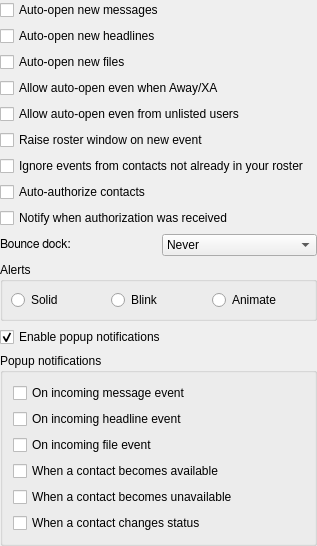
mblsha/psi, file src/options/opt_events.ui: the form before one commit.
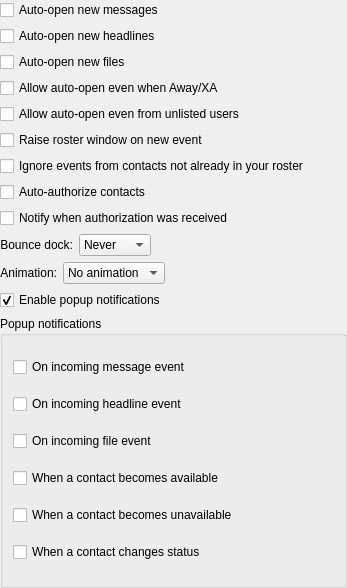
The form after the commit.

Commit message: Changed animation groupbox to combobox. Thanks to Martin H.

The edit to the form file:
```diff
--- a/src/options/opt_events.ui
+++ b/src/options/opt_events.ui
@@ -8,8 +8,8 @@
    <rect>
     <x>0</x>
     <y>0</y>
-    <width>317</width>
-    <height>513</height>
+    <width>347</width>
+    <height>588</height>
    </rect>
   </property>
   <property name="windowTitle" >
@@ -96,7 +96,13 @@
      <item>
       <widget class="QLabel" name="lb_bounce" >
        <property name="text" >
-        <string>&lt;html>&lt;head>&lt;meta name=&quot;qrichtext&quot; content=&quot;1&quot; />&lt;/head>&lt;body style=&quot; white-space: pre-wrap; font-family:FreeSans; font-weight:400; font-style:normal; text-decoration:none;&quot;>&lt;p style=&quot; margin-top:0px; margin-bottom:0px; margin-left:0px; margin-right:0px; -qt-block-indent:0; text-indent:0px;&quot;>Bounce dock:&lt;/p>&lt;/body>&lt;/html></string>
+        <string>Bounce dock:</string>
+       </property>
+       <property name="alignment" >
+        <set>Qt::AlignRight|Qt::AlignTrailing|Qt::AlignVCenter</set>
+       </property>
+       <property name="buddy" >
+        <cstring>cb_bounce</cstring>
        </property>
       </widget>
      </item>
@@ -119,43 +125,75 @@
        </item>
       </widget>
      </item>
+     <item>
+      <spacer>
+       <property name="orientation" >
+        <enum>Qt::Horizontal</enum>
+       </property>
+       <property name="sizeHint" >
+        <size>
+         <width>174</width>
+         <height>20</height>
+        </size>
+       </property>
+      </spacer>
+     </item>
     </layout>
    </item>
    <item>
-    <widget class="QGroupBox" name="gb_alerts" >
-     <property name="title" >
-      <string>Alerts</string>
-     </property>
      <layout class="QHBoxLayout" >
       <property name="margin" >
-       <number>8</number>
+      <number>0</number>
       </property>
       <property name="spacing" >
        <number>6</number>
       </property>
       <item>
-       <widget class="QRadioButton" name="rb_aSolid" >
+      <widget class="QLabel" name="lb_animation" >
         <property name="text" >
-         <string>Solid</string>
+        <string>Animation:</string>
+       </property>
+       <property name="alignment" >
+        <set>Qt::AlignRight|Qt::AlignTrailing|Qt::AlignVCenter</set>
+       </property>
+       <property name="buddy" >
+        <cstring>cb_animation</cstring>
         </property>
        </widget>
       </item>
       <item>
-       <widget class="QRadioButton" name="rb_aBlink" >
+      <widget class="QComboBox" name="cb_animation" >
+       <item>
+        <property name="text" >
+         <string>No animation</string>
+        </property>
+       </item>
+       <item>
         <property name="text" >
          <string>Blink</string>
         </property>
-       </widget>
       </item>
       <item>
-       <widget class="QRadioButton" name="rb_aAnimate" >
         <property name="text" >
          <string>Animate</string>
         </property>
-       </widget>
-      </item>
-     </layout>
-    </widget>
+       </item>
+      </widget>
+     </item>
+     <item>
+      <spacer>
+       <property name="orientation" >
+        <enum>Qt::Horizontal</enum>
+       </property>
+       <property name="sizeHint" >
+        <size>
+         <width>139</width>
+         <height>20</height>
+        </size>
+       </property>
+      </spacer>
+     </item>
+    </layout>
    </item>
    <item>
     <widget class="QCheckBox" name="ck_popupOn" >
```
Left out of the diff: 9 changed lines with no effect on the pictures. Lines whose indentation alone changed are shown as unchanged. The commit also changes 1 other file.
